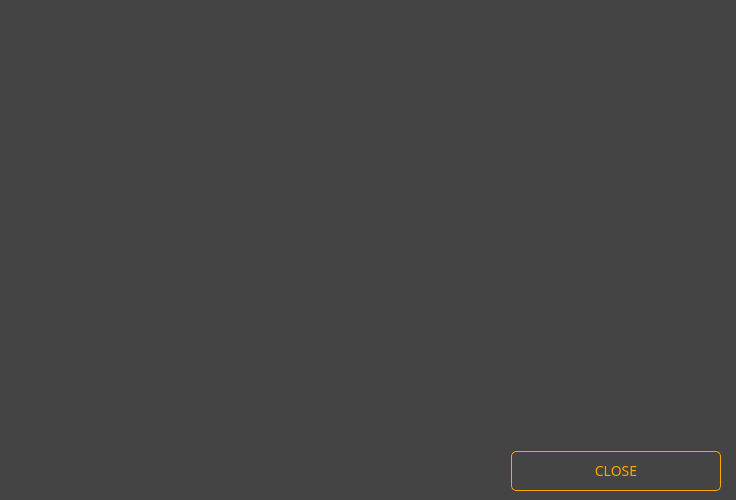
This is src/gui/ui/depositdetailsdialog.ui in ConcealNetwork/conceal-desktop as Qt 5 draws it before an edit. The edited form follows.
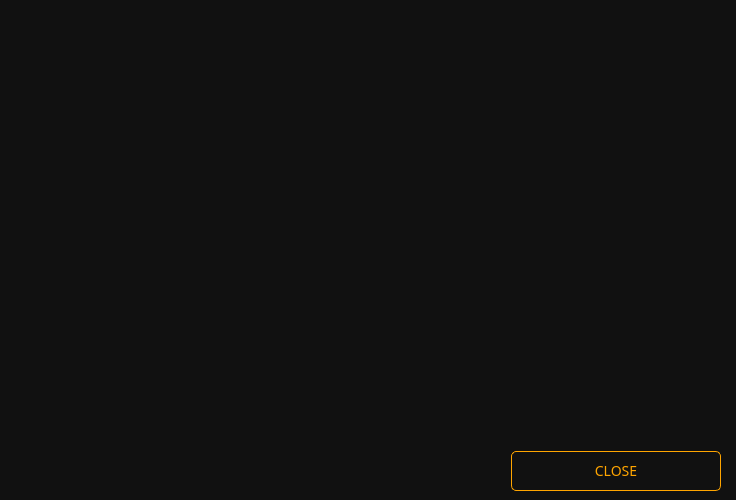
This is the edited form.

Patch:
```diff
--- a/src/gui/ui/depositdetailsdialog.ui
+++ b/src/gui/ui/depositdetailsdialog.ui
@@ -20,7 +20,7 @@
    <string>Deposit Details</string>
   </property>
   <property name="styleSheet">
-   <string notr="true">background-color: #444;
+   <string notr="true">background-color: #111;
 color: #ddd;
 border: 0px;
 font-family: 'Raleway';</string>
```
